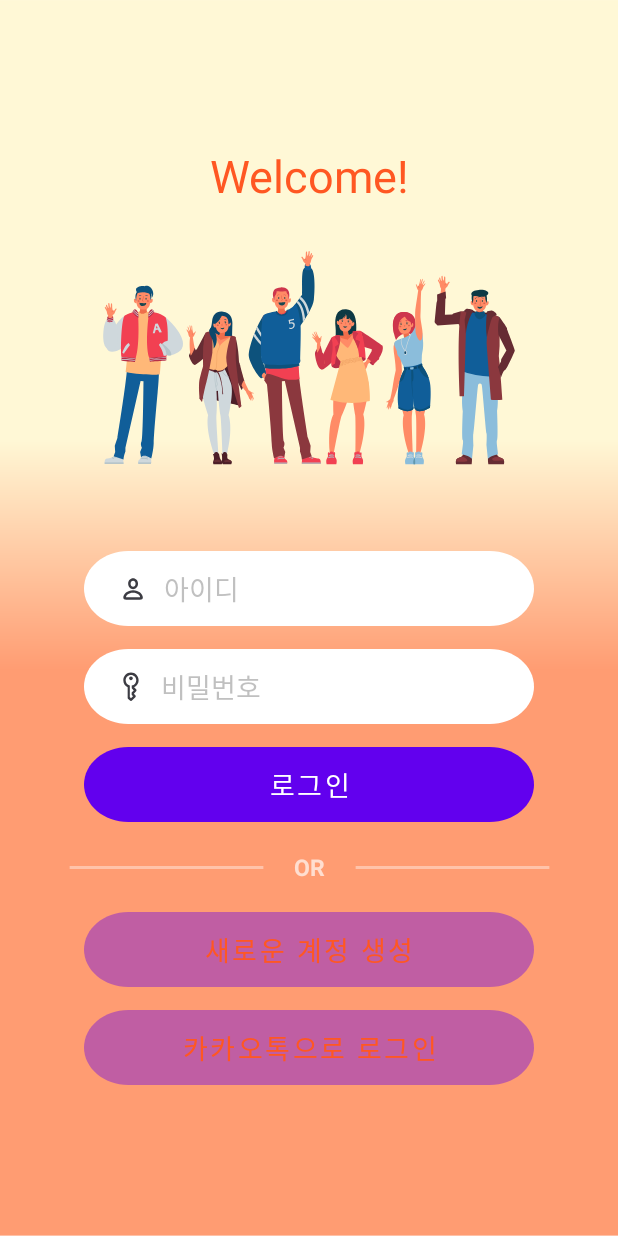
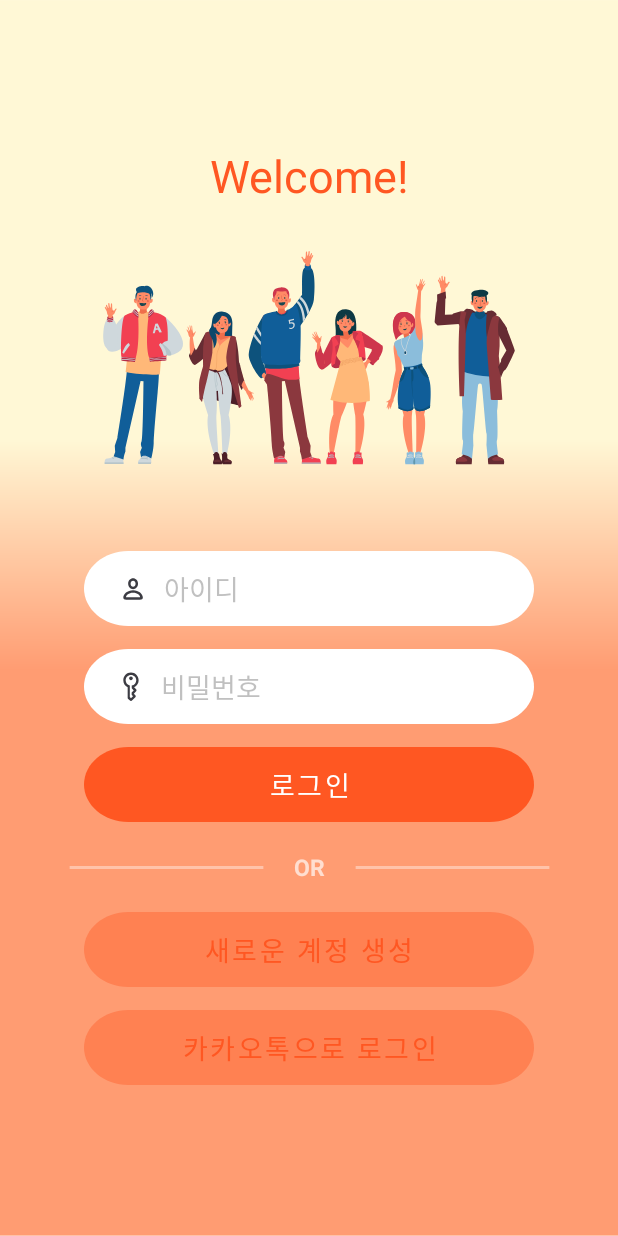
Before and after one commit to suhwankim03/madcamp_week2, an Android app: the layout activity_login.xml on its own in the app's theme, with its tools: preview values and no code run, on a phone screen of 412 x 824 dp. Run offline under Robolectric (Android 15) with nearby library versions, the phone set to English and light mode, and no system bars.

Commit message:
main activity 상단바 색 수정
main activity 상단바 색 수정

```diff
--- a/app/src/main/res/drawable/oval.xml
+++ b/app/src/main/res/drawable/oval.xml
@@ -13,7 +13,7 @@
             />
         <path
             android:pathData="M0 0V69H351V0"
-            android:fillColor="#FFFFFF"
+            android:fillColor="@color/white"
             />
     </group>
 </vector>
--- a/app/src/main/res/drawable/oval_brown.xml
+++ b/app/src/main/res/drawable/oval_brown.xml
@@ -13,7 +13,7 @@
             />
         <path
             android:pathData="M0 0V69H351V0"
-            android:fillColor="#783A17"
+            android:fillColor="@color/buttonbrown"
             />
     </group>
 </vector>
--- a/app/src/main/res/drawable/oval_downalpha.xml
+++ b/app/src/main/res/drawable/oval_downalpha.xml
@@ -13,7 +13,7 @@
             />
         <path
             android:pathData="M0 0V69H351V0"
-            android:fillColor="#66FFFFFF"
+            android:fillColor="@color/buttonwhite"
             />
     </group>
 </vector>
--- a/app/src/main/res/values/colors.xml
+++ b/app/src/main/res/values/colors.xml
@@ -9,5 +9,9 @@
     <color name="white">#FFFFFFFF</color>
     <color name="hintgray">#77777777</color>
     <color name="carrot">#FFFF5722</color>
+    <color name="buttonbrown">#FF783A17</color>
+    <color name="bgyellow">#FFFFF8D6</color>
+    <color name="bgorange">#FFFF9C72</color>
+    <color name="buttonwhite">#66FFFFFF</color>
 
 </resources>
--- a/app/src/main/res/values/themes.xml
+++ b/app/src/main/res/values/themes.xml
@@ -1,8 +1,8 @@
 <resources xmlns:tools="http://schemas.android.com/tools">
     <style name="Theme.FindFriend" parent="Theme.MaterialComponents.DayNight.NoActionBar">
         <!-- Primary brand color. -->
-        <item name="colorPrimary">@color/purple_500</item>
-        <item name="colorPrimaryVariant">@color/purple_700</item>
+        <item name="colorPrimary">@color/carrot</item>
+        <item name="colorPrimaryVariant">@color/bgorange</item>
         <item name="colorOnPrimary">@color/white</item>
         <!-- Secondary brand color. -->
         <item name="colorSecondary">@color/teal_200</item>
```
